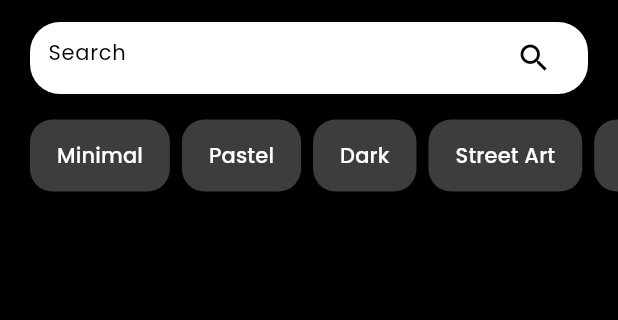
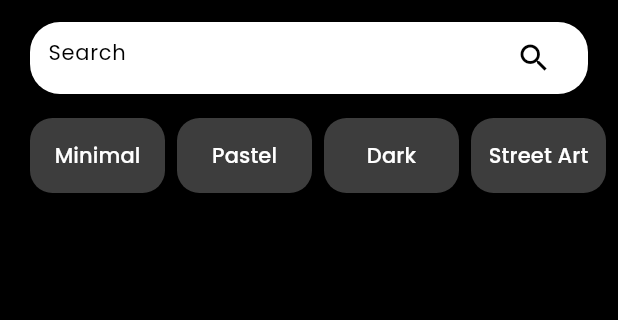
Before and after one commit to chethazz/RegWalls, a Flutter app: the Home screen opened directly, on a phone screen of 412 x 824 dp, the part 62-382 px from its top. Run offline on Flutter 3.47's test engine with Material 2 defaults, Android fonts, the phone set to English and light mode, and no system bars; our stand-ins replace dio, flutter_cache_manager, google_fonts, image_gallery_saver, permission_handler, shared_preferences; missing offline and left inert: flutter_wallpaper_manager; accounts and stored records are empty; network calls fail.

Commit message:
Fix category tile width

```diff
--- a/lib/views/category_tile.dart
+++ b/lib/views/category_tile.dart
@@ -16,7 +16,7 @@ class CategoryTile extends StatelessWidget {
     ),
       child: ElevatedButton(
         style: ElevatedButton.styleFrom(
-          padding: EdgeInsets.symmetric(vertical: 14, horizontal: 18),
+          padding: EdgeInsets.symmetric(vertical: 14),
           primary: Colors.white24,
           onPrimary: Colors.white,
           shape: RoundedRectangleBorder(
@@ -30,10 +30,14 @@ class CategoryTile extends StatelessWidget {
                   builder: (context) =>
                       CategoryImage(categoryName: title.toLowerCase())));
         },
-        child: Text(
-          title,
-          style: const TextStyle(
-              color: Colors.white, fontWeight: FontWeight.w500, fontSize: 14),
+        child: Container(
+          alignment: Alignment.center,
+          width: 90,
+          child: Text(
+            title,
+            style: const TextStyle(
+                color: Colors.white, fontWeight: FontWeight.w500, fontSize: 14),
+          ),
         ),
         ),
       );
```
